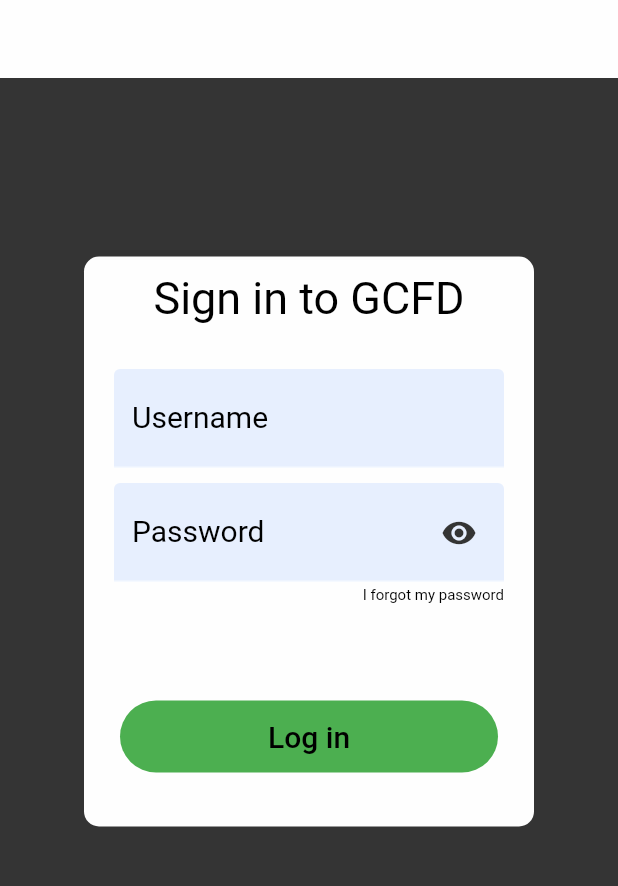
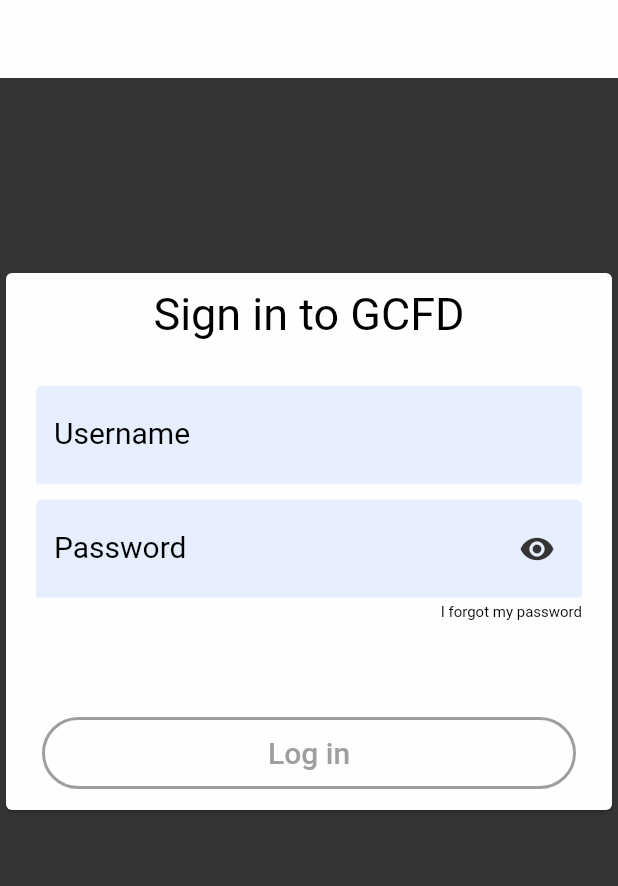
Before and after one commit to wterrill/gcfdLayout, a Flutter app: the screen it shows after launch, on a phone screen of 412 x 824 dp, the part 231-1117 px from its top. Run offline on Flutter 3.47's test engine with Material 2 defaults, Android fonts, the phone set to English and light mode, and no system bars; our stand-ins replace auto_size_text; Roboto replaces fonts that are missing (Georgia).

Commit message:
added form, and validation to login screen

```diff
--- a/lib/pages/LoginScreen/LoginForm.dart
+++ b/lib/pages/LoginScreen/LoginForm.dart
@@ -11,15 +11,24 @@ class LoginForm extends StatefulWidget {
 
 class _LoginFormState extends State<LoginForm> {
   bool _obscureText = true;
+  final _formKey = GlobalKey<FormState>();
+  String _username, _password;
+  bool _dirtyUsername = false;
+  bool _dirtyPassword = false;
+  bool _enabledLoginButton = false;
+
   @override
   Widget build(BuildContext context) {
-    return Container(
-        height: 380,
-        width: 300,
-        decoration: new BoxDecoration(
-          color: ColorDefs.colorTopHeader,
-          borderRadius: BorderRadius.all(Radius.circular(10.0)),
-        ),
+    return Card(
+      color: ColorDefs.colorTopHeader,
+      // height: 380,
+      // width: 300,
+      // decoration: new BoxDecoration(
+      //   color: ColorDefs.colorTopHeader,
+      //   borderRadius: BorderRadius.all(Radius.circular(10.0)),
+      // ),
+      child: Form(
+        key: _formKey,
         child: Column(mainAxisSize: MainAxisSize.min, children: [
           Container(height: 10),
           Text("Sign in to GCFD", style: ColorDefs.textBodyBlack30),
@@ -27,6 +36,12 @@ class _LoginFormState extends State<LoginForm> {
           Padding(
             padding: const EdgeInsets.symmetric(horizontal: 20.0),
             child: TextFormField(
+              onChanged: (input) =>
+                  _onChangeField(input: input, from: "username"),
+              validator: (input) => !input.contains('@')
+                  ? "make sure your username has a '@'"
+                  : null,
+              onSaved: (input) => _username = input,
               style: ColorDefs.textBodyBlack20,
               decoration: InputDecoration(
                 filled: true,
@@ -40,6 +55,12 @@ class _LoginFormState extends State<LoginForm> {
           Padding(
             padding: const EdgeInsets.symmetric(horizontal: 20.0),
             child: TextFormField(
+              onChanged: (input) =>
+                  _onChangeField(input: input, from: "password"),
+              validator: (input) => input.length < 6
+                  ? "your password requires at least 6 characters"
+                  : null,
+              onSaved: (input) => _password = input,
               obscureText: _obscureText,
               style: ColorDefs.textBodyBlack20,
               decoration: InputDecoration(
@@ -80,59 +101,72 @@ class _LoginFormState extends State<LoginForm> {
             child: ListTile(
               title: DecoratedBox(
                 decoration: BoxDecoration(
-                    color: _obscureText
+                    color: _enabledLoginButton
                         ? ColorDefs.colorUserAccent
                         : Colors.transparent,
                     borderRadius: BorderRadius.circular(50.0),
                     border: Border.all(
                         width: 2.0,
-                        color:
-                            _obscureText ? Colors.transparent : Colors.grey)),
+                        color: _enabledLoginButton
+                            ? Colors.transparent
+                            : Colors.grey)),
                 child: FlatButton(
                   disabledTextColor: Colors.grey,
                   shape: RoundedRectangleBorder(
                       borderRadius: BorderRadius.circular(50.0)),
-                  onPressed: _obscureText
-                      ? () {
-                          Navigator.push(
-                              context,
-                              PageRouteBuilder<void>(
-                                  transitionDuration: Duration(seconds: 2),
-                                  pageBuilder: (_, __, ___) =>
-                                      SchedulingPage()));
-                        }
-                      : null,
+                  onPressed: _enabledLoginButton ? _submit : null,
                   child: Text('Log in',
-                      style: _obscureText
+                      style: _enabledLoginButton
                           ? ColorDefs.textBodyBlack20
                           : ColorDefs.textBodyGrey20),
                 ),
               ),
             ),
-            // child: ListTile(
-            //   title: OutlineButton(
+          )
+        ]),
+      ),
+    );
+  }
 
-            //       borderSide: BorderSide(
-            //           width: _obscureText? 0.0 : 8.0,
-            //           color: ColorDefs.colorTopDrawerBackground),
-            //       shape: RoundedRectangleBorder(
-            //           borderRadius:
-            //               new BorderRadius.circular(50.0)),
-            //       child: Text("Log in",
-            //           style: ColorDefs.textBodyBlack10),
-            // onPressed: _obscureText
-            //     ? null
-            //     : () {
-            //         Navigator.push(
-            //             context,
-            //             PageRouteBuilder<void>(
-            //                 transitionDuration:
-            //                     Duration(seconds: 2),
-            //                 pageBuilder: (_, __, ___) =>
-            //                     SchedulingPage5()));
-            //       }),
-            // ),
-          )
-        ]));
+  void _submit() {
+    if (_formKey.currentState.validate()) {
+      _formKey.currentState.save();
+      print(_username);
+      print(_password);
+      Navigator.push(
+          context,
+          PageRouteBuilder<void>(
+              transitionDuration: Duration(seconds: 2),
+              pageBuilder: (_, __, ___) => SchedulingPage()));
+    }
+  }
+
+  void _onChangeField({@required String input, @required String from}) {
+    if (from == "username") if (input.length > 3) {
+      _dirtyUsername = true;
+    } else {
+      _dirtyUsername = false;
+    }
+
+    if (from == "password") if (input.length > 3) {
+      _dirtyPassword = true;
+    } else {
+      _dirtyPassword = false;
+    }
+
+    bool bothDirtyAndNotEnabled =
+        _dirtyUsername && _dirtyPassword && !_enabledLoginButton;
+    bool enabledButOnlyOneIsDirty =
+        _enabledLoginButton && (!_dirtyUsername || !_dirtyPassword);
+    if (bothDirtyAndNotEnabled) {
+      setState(() {
+        _enabledLoginButton = true;
+      });
+    }
+    if (enabledButOnlyOneIsDirty) {
+      setState(() {
+        _enabledLoginButton = false;
+      });
+    }
   }
 }
```
